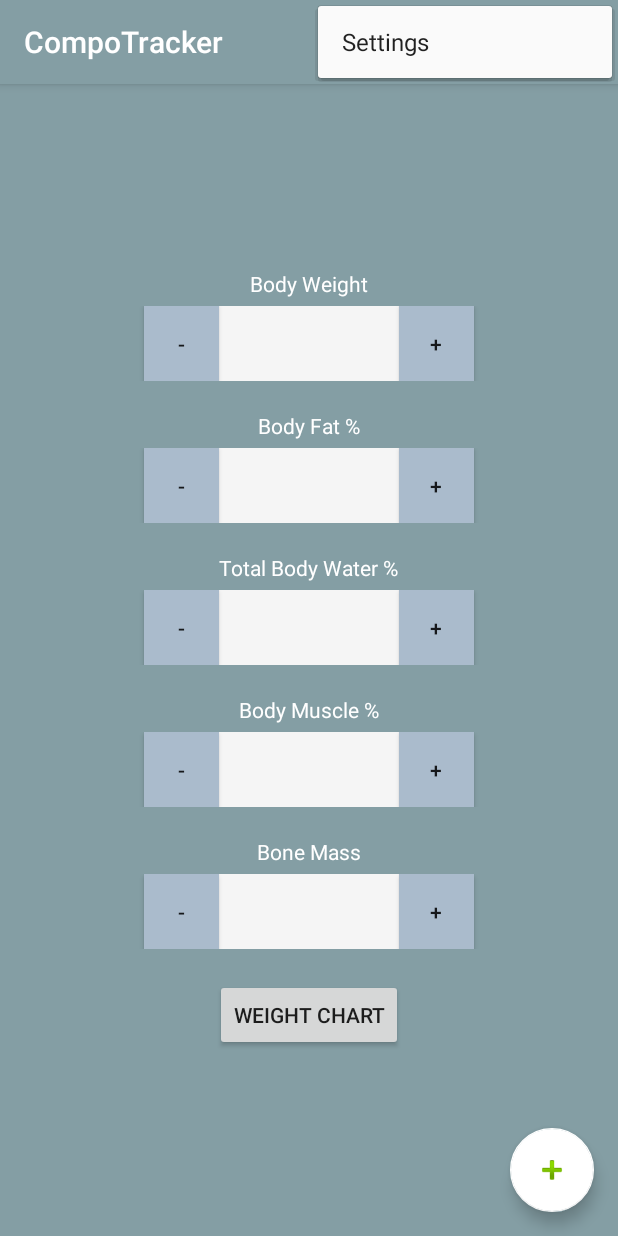
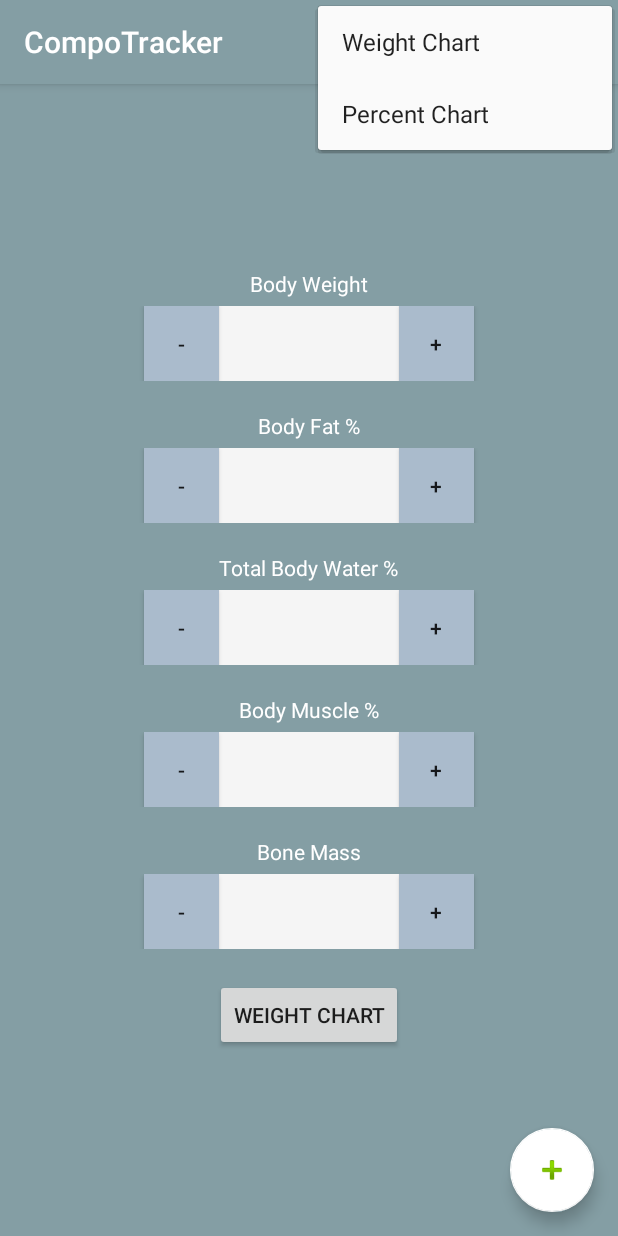
Before and after one commit to rhartvik/CompoTracker, an Android app: the screen it shows after launch (MainActivity), with the options menu open, on a phone screen of 412 x 824 dp. Run offline under Robolectric (Android 15) with nearby library versions, the phone set to English and light mode, and no system bars.

Commit message:
Remove the floating action button to refresh the chart. Now it should refresh automatically on resume. Removed references to FrameLayout (custom number picker). Added navigation items to the menu.

```diff
--- a/app/src/main/res/menu/menu_main.xml
+++ b/app/src/main/res/menu/menu_main.xml
@@ -3,8 +3,13 @@
     xmlns:tools="http://schemas.android.com/tools"
     tools:context="ca.cinderblok.compotracker.MainActivity">
     <item
-        android:id="@+id/action_settings"
+        android:id="@+id/weight_chart_page"
         android:orderInCategory="100"
-        android:title="@string/action_settings"
+        android:title="@string/view_weight_chart"
+        app:showAsAction="never" />
+    <item
+        android:id="@+id/percent_chart_page"
+        android:orderInCategory="100"
+        android:title="@string/view_percent_chart"
         app:showAsAction="never" />
 </menu>
```
Also changed, not shown: app/src/main/java/ca/cinderblok/compotracker/Activities/ChartActivity.java (+11 -16 lines), app/src/main/java/ca/cinderblok/compotracker/Activities/MainActivity.java (+24 -19 lines), app/src/main/res/layout/activity_chart.xml (+0 -9 lines).
